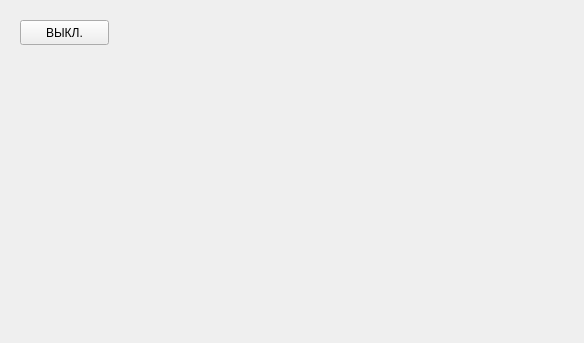
The window that controller/form.ui (rn3kk/RemoteTubeAmplifaier) describes before a commit, drawn with Qt 5.
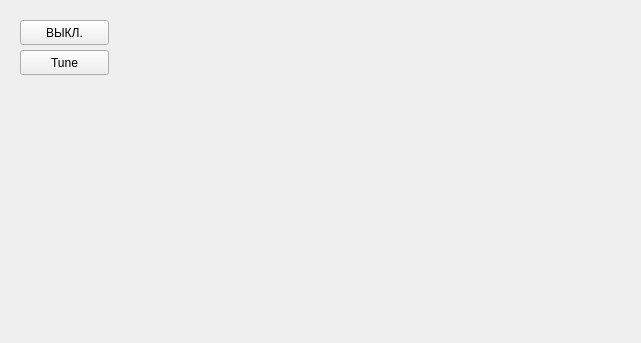
The same window after the commit.

Commit message: -добавил кнопки перестройки частоты -добавил кнопку Tune

Diff of the .ui file:
```diff
--- a/controller/form.ui
+++ b/controller/form.ui
@@ -6,7 +6,7 @@
    <rect>
     <x>0</x>
     <y>0</y>
-    <width>584</width>
+    <width>641</width>
     <height>343</height>
    </rect>
   </property>
@@ -31,12 +31,25 @@
     <rect>
      <x>120</x>
      <y>0</y>
-     <width>461</width>
+     <width>511</width>
      <height>341</height>
     </rect>
    </property>
    <layout class="QHBoxLayout" name="mechaduinoContainer"/>
   </widget>
+  <widget class="QPushButton" name="startTuneButton">
+   <property name="geometry">
+    <rect>
+     <x>20</x>
+     <y>50</y>
+     <width>89</width>
+     <height>25</height>
+    </rect>
+   </property>
+   <property name="text">
+    <string>Tune</string>
+   </property>
+  </widget>
  </widget>
  <resources/>
  <connections/>
```
The commit also changes 2 other files.
